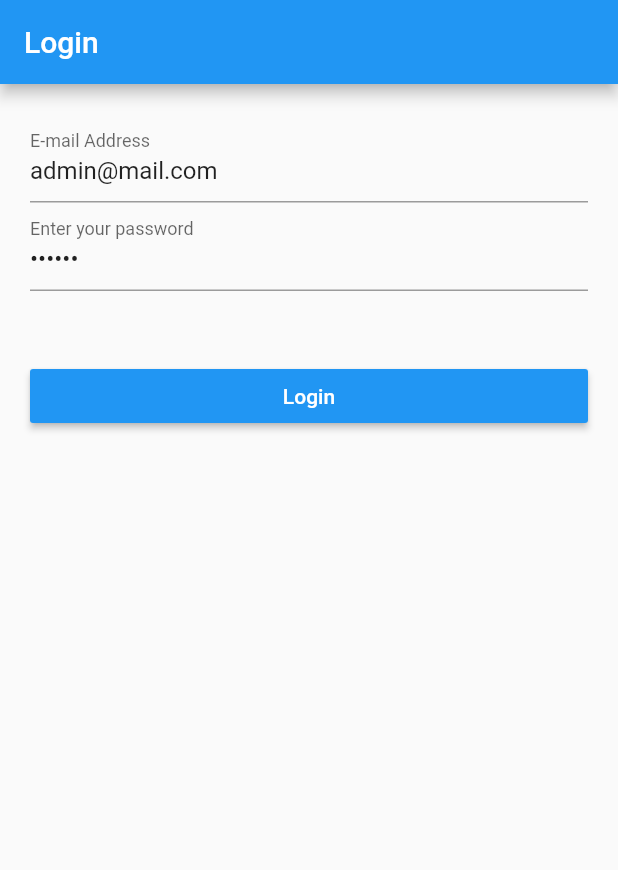
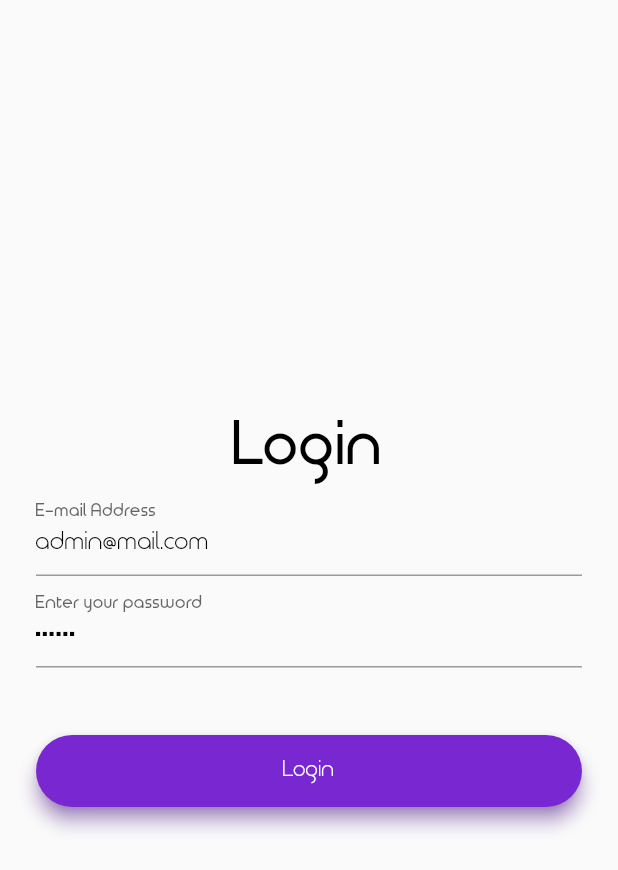
Before and after one commit to alexkazantsev/code-samples, a Flutter app: the screen it shows after launch, on a phone screen of 412 x 824 dp. Shown: the top 870 px of the screen. Run offline on Flutter 3.47's test engine with Material 2 defaults, Android fonts, the phone set to English and light mode, and no system bars; our stand-ins replace flutter_redux, font_awesome_flutter, redux; missing offline and left inert: redux_logging, validate; project files that could hold a hidden picture were left out.

Commit message:
added header builder; refactored the code

```diff
--- a/flutter/auth_example/lib/containers/containers.dart
+++ b/flutter/auth_example/lib/containers/containers.dart
@@ -1,3 +1,4 @@
-export 'main-info-builder.container.dart';
 export 'info-builder.container.dart';
 export 'logout-builder.container.dart';
+export 'main-info-builder.container.dart';
+export 'header-builder.container.dart';
--- a/flutter/auth_example/lib/containers/logout-builder.container.dart
+++ b/flutter/auth_example/lib/containers/logout-builder.container.dart
@@ -1,3 +1,4 @@
+import 'package:auth_example/utils/utils.dart';
 import 'package:flutter/foundation.dart';
 import 'package:flutter/material.dart';
 import 'package:flutter/widgets.dart';
@@ -6,7 +7,8 @@
 class LogoutBuilder extends StatelessWidget {
   final Function onPress;
 
-  LogoutBuilder({Key key, @required this.onPress}) : super(key: key);
+  LogoutBuilder({Key key, @required this.onPress})
+      : super(key: Keys.LOGOUT_BUILDER_CONTAINER);
 
   @override
   Widget build(BuildContext context) {
--- a/flutter/auth_example/lib/containers/main-info-builder.container.dart
+++ b/flutter/auth_example/lib/containers/main-info-builder.container.dart
@@ -1,4 +1,5 @@
 import 'package:auth_example/models/models.dart';
+import 'package:auth_example/utils/utils.dart';
 import 'package:flutter/foundation.dart';
 import 'package:flutter/material.dart';
 import 'package:flutter/widgets.dart';
@@ -6,7 +7,7 @@
 import 'package:redux/redux.dart';
 
 class MainInfoBuilder extends StatelessWidget {
-  MainInfoBuilder({Key key}) : super(key: key);
+  MainInfoBuilder({Key key}) : super(key: Keys.MAIN_INFO_BUILDER_CONTAINER);
 
   @override
   Widget build(BuildContext context) {
--- a/flutter/auth_example/lib/main.dart
+++ b/flutter/auth_example/lib/main.dart
@@ -31,7 +31,6 @@
         store: store,
         child: new MaterialApp(
           title: 'Auth example',
-          theme: new ThemeData.light(),
           routes: getRoutes(context, store),
           initialRoute: '/',
         ));
--- a/flutter/auth_example/lib/models/user.dart
+++ b/flutter/auth_example/lib/models/user.dart
@@ -34,9 +34,6 @@
       String photo,
       bool processing}) {
 
-    print('111 --> ');
-    print(phone);
-    print(experience);
     return User(
       id: id ?? this.id,
       firstName: firstName ?? this.firstName,
@@ -53,8 +50,6 @@
   factory User.clean() => User();
 
   factory User.fromJson(Map<String, dynamic> json) {
-    var foo = json['phone'].toString();
-    print('fromJson -> $foo');
    return User(
        id: json['id'],
        firstName: json['first_name'],
--- a/flutter/auth_example/lib/screens/login.screen.dart
+++ b/flutter/auth_example/lib/screens/login.screen.dart
@@ -52,62 +52,86 @@
   }
 
   @override
-  Widget build(BuildContext context) => new Scaffold(
-      appBar: new AppBar(
-        title: new Text('Login'),
+  Widget build(BuildContext context) => Scaffold(
+          body: Center(
+              child: Form(
+        key: this._formKey,
+        child: ListView(
+          shrinkWrap: true,
+          padding: EdgeInsets.only(left: 24.0, right: 24.0),
+          children: <Widget>[
+            Center(
+              child: Text(
+                'Login',
+                style: TextStyle(
+                    color: Colors.black,
+                    fontFamily: Fonts.TIMEBURNER,
+                    fontSize: 40.0,
+                    fontWeight: FontWeight.w700),
               ),
-      body: new Container(
-          padding: new EdgeInsets.all(20.0),
-          child: new Form(
-            key: this._formKey,
-            child: new ListView(
-              children: <Widget>[
-                new TextFormField(
+            ),
+            TextFormField(
               keyboardType: TextInputType.emailAddress,
               initialValue: 'admin@mail.com',
-                  decoration: new InputDecoration(
-                      hintText: 'you@example.com', labelText: 'E-mail Address'),
+              style:
+                  TextStyle(fontFamily: Fonts.TIMEBURNER, color: Colors.black),
+              decoration: InputDecoration(
+                  hintText: 'you@example.com',
+                  labelText: 'E-mail Address',
+                  labelStyle: TextStyle(fontWeight: FontWeight.w600)),
               onSaved: (String value) => this._data.email = value,
               validator: this._validateEmail,
             ),
-                new TextFormField(
+            TextFormField(
               obscureText: true,
               initialValue: '8eKBUc',
-                  decoration: new InputDecoration(
-                      hintText: 'Password', labelText: 'Enter your password'),
+              style:
+                  TextStyle(fontFamily: Fonts.TIMEBURNER, color: Colors.black),
+              decoration: InputDecoration(
+                  hintText: 'Password',
+                  labelText: 'Enter your password',
+                  labelStyle: TextStyle(fontWeight: FontWeight.w600)),
               onSaved: (String value) => this._data.password = value,
               validator: this._validatePassword,
             ),
-                new Container(
-                    padding: new EdgeInsets.only(top: 10.0),
-                    child: new Row(
+            Container(
+                padding: EdgeInsets.only(top: 10.0),
+                child: Row(
                   mainAxisAlignment: MainAxisAlignment.center,
                   children: <Widget>[
-                        new StoreConnector<AppState, dynamic>(
-                            builder: (_, error) => new RichText(
+                    StoreConnector<AppState, dynamic>(
+                        builder: (_, error) => RichText(
                               text: TextSpan(
                                   text: error,
                                   style: TextStyle(
                                       color: Colors.red,
-                                          fontStyle: FontStyle.italic)),
+                                      fontFamily: Fonts.TIMEBURNER)),
                             ),
                         converter: (store) => store.state.auth.error),
                   ],
                 )),
-                new Container(
-                  width: MediaQuery.of(context).size.width,
-                  child: new StoreConnector<AppState, bool>(
-                      builder: (ctx, processing) => new RaisedButton(
-                          color: Colors.blue,
-                          child: new Text(
+            Padding(
+                padding: EdgeInsets.symmetric(vertical: 16.0),
+                child: StoreConnector<AppState, bool>(
+                  converter: (store) => store.state.auth.processing,
+                  builder: (ctx, processing) => Material(
+                        borderRadius: BorderRadius.circular(30.0),
+                        shadowColor: Color(0xFF7928D1),
+                        color: Color(0xFF7928D1),
+                        elevation: 5.0,
+                        child: MaterialButton(
+                          minWidth: 200.0,
+                          height: 42.0,
+                          onPressed: processing ? null : () => this.submit(ctx),
+                          child: Text(
                             'Login',
-                            style: new TextStyle(color: Colors.white),
+                            style: TextStyle(
+                                fontFamily: Fonts.TIMEBURNER,
+                                color: Colors.white),
                           ),
-                          onPressed:
-                              processing ? null : () => this.submit(ctx)),
-                      converter: (store) => store.state.auth.processing),
-                  margin: new EdgeInsets.only(top: 20.0),
-                )
+                        ),
+                      ),
+                ))
           ],
         ),
       )));
--- a/flutter/auth_example/lib/utils/keys.dart
+++ b/flutter/auth_example/lib/utils/keys.dart
@@ -1,6 +1,10 @@
 import 'package:flutter/widgets.dart';
 
 class Keys {
-  static final LOGIN_SCREEN = const Key('__LOGIN_SCREEN __'); // ignore: non_constant_identifier_names
-  static final PROFILE_SCREEN = const Key('__PROFILE_SCREEN __'); // ignore: non_constant_identifier_names
+  static const LOGIN_SCREEN = const Key('__LOGIN_SCREEN__');
+  static const PROFILE_SCREEN = const Key('__PROFILE_SCREEN__');
+  static const INFO_BUILDER_CONTAINER = const Key('__INFO_BUILDER_CONTAINER__');
+  static const LOGOUT_BUILDER_CONTAINER = const Key('__LOGOUT_BUILDER_CONTAINER__');
+  static const MAIN_INFO_BUILDER_CONTAINER = const Key('__MAIN_INFO_BUILDER_CONTAINER__');
+  static const HEADER_BUILDER_CONTAINER = const Key('__HEADER_BUILDER_CONTAINER__');
 }
--- a/flutter/auth_example/lib/utils/utils.dart
+++ b/flutter/auth_example/lib/utils/utils.dart
@@ -2,5 +2,4 @@
 export 'routes.dart';
 export 'validators.dart';
 export 'config.dart';
-export 'icons.dart';
 export 'fonts.dart';
```
Also changed, not shown: flutter/auth_example/lib/containers/header-builder.container.dart (added, +75 -0 lines), flutter/auth_example/lib/containers/info-builder.container.dart (+10 -10 lines), flutter/auth_example/lib/screens/profile.screen.dart (+10 -58 lines), flutter/auth_example/lib/utils/icons.dart (deleted, +0 -22 lines), flutter/auth_example/pubspec.yaml (+0 -7 lines), flutter/auth_example/assets/fonts/line-awesome.ttf (deleted), flutter/auth_example/assets/fonts/themify.ttf (deleted), flutter/auth_example/lib/actions/actions.dart (line endings or trailing spaces). Lines whose indentation alone changed are shown as unchanged.
